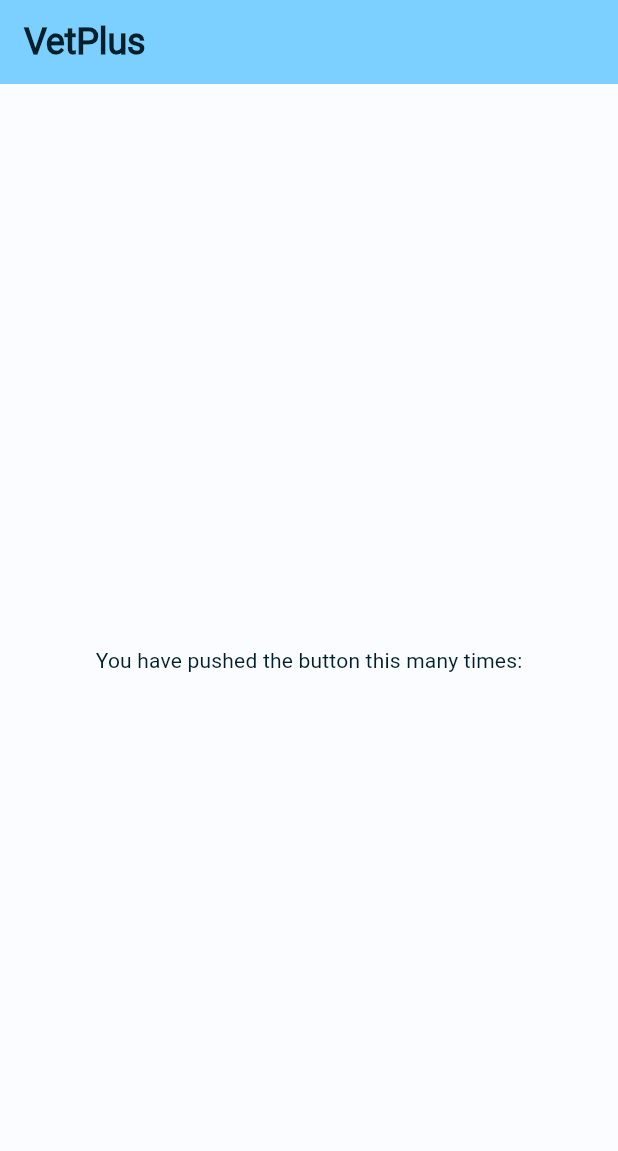
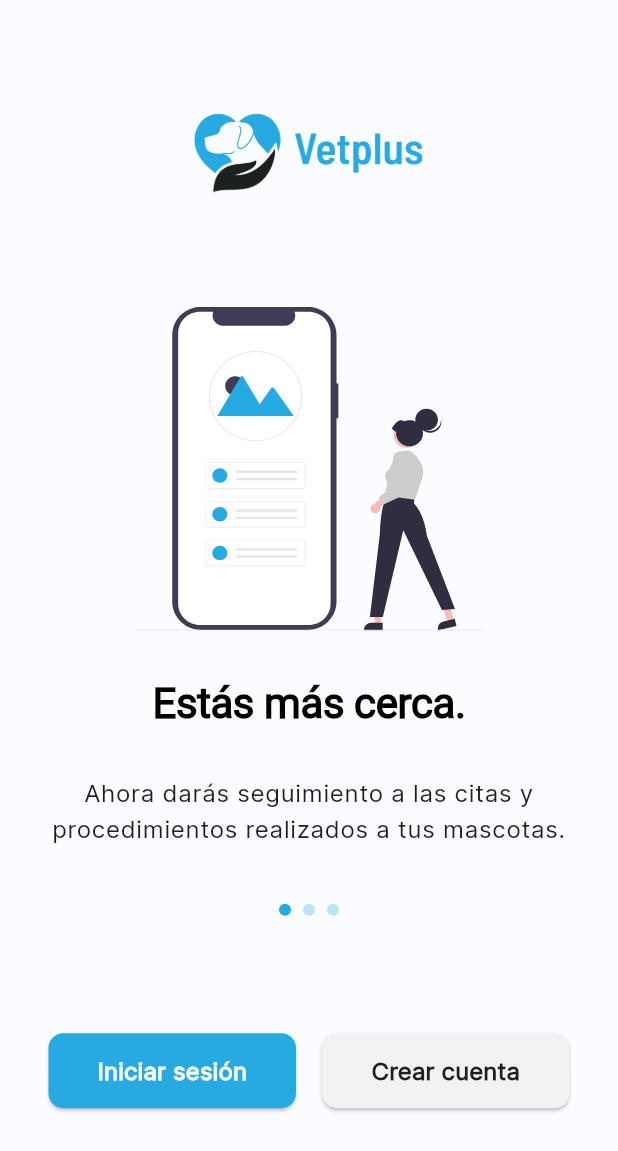
Before and after one commit to oduranc/vetplus-mobile, a Flutter app: the screen it shows after launch, on a phone screen of 412 x 824 dp. Shown: the top 1151 px of the screen. Run offline on Flutter 3.47's test engine with Material 2 defaults, Android fonts, the phone set to English and light mode, and no system bars; drawn by our look-alikes of carousel_slider; our stand-ins replace flutter_svg.

Commit message:
Add mobile welcome screen with carousel and buttons

```diff
--- /dev/null
+++ b/lib/dto/carousel_item_dto.dart
@@ -0,0 +1,29 @@
+class CarouselItemDTO {
+  final String image;
+  final String title;
+  final String description;
+
+  CarouselItemDTO(
+      {required this.image, required this.title, required this.description});
+}
+
+final items = [
+  CarouselItemDTO(
+    image: 'assets/images/helper-1.svg',
+    title: 'Estás más cerca.',
+    description:
+        'Ahora darás seguimiento a las citas y procedimientos realizados a tus mascotas.',
+  ),
+  CarouselItemDTO(
+    image: 'assets/images/helper-2.svg',
+    title: 'Conecta más.',
+    description:
+        'Puedes buscar los centros más cercanos por sus servicios ofrecidos y sus especialidades.',
+  ),
+  CarouselItemDTO(
+    image: 'assets/images/helper-3.svg',
+    title: 'Escuchamos tu opinión.',
+    description:
+        'Tenemos un espacio de sugerencias y valoración de nuestros centros veterinarios.',
+  ),
+];
--- a/lib/screens/welcome_screen.dart
+++ b/lib/screens/welcome_screen.dart
@@ -1,4 +1,6 @@
 import 'package:flutter/material.dart';
+import 'package:vetplus/theme/shapes.dart';
+import 'package:vetplus/widgets/welcome_carousel.dart';
 
 class WelcomeScreen extends StatefulWidget {
   const WelcomeScreen({super.key, required this.title});
@@ -13,21 +15,35 @@ class _WelcomeScreenState extends State<WelcomeScreen> {
   @override
   Widget build(BuildContext context) {
     return Scaffold(
-      appBar: AppBar(
-        backgroundColor: Theme.of(context).colorScheme.inversePrimary,
-        title: Text(widget.title),
-      ),
-      body: const Center(
-        child: Column(
-          mainAxisAlignment: MainAxisAlignment.center,
-          children: <Widget>[
-            Text(
-              'You have pushed the button this many times:',
-              style: TextStyle(
-                fontFamily: 'Roboto',
-              ),
+      body: SafeArea(
+        child: Center(
+          child: Padding(
+            padding: const EdgeInsets.only(bottom: 15, left: 15, right: 15),
+            child: Column(
+              mainAxisAlignment: MainAxisAlignment.spaceEvenly,
+              children: <Widget>[
+                Image.asset(
+                  'assets/images/vetplus-logo.png',
+                  height: 64,
+                ),
+                const WelcomeCarousel(),
+                Row(
+                  mainAxisAlignment: MainAxisAlignment.spaceEvenly,
+                  children: <Widget>[
+                    ElevatedButton(
+                      onPressed: () {},
+                      child: Text('Iniciar sesión'),
+                    ),
+                    ElevatedButton(
+                      onPressed: () {},
+                      child: Text('Crear cuenta'),
+                      style: secondaryElevatedButton.style,
+                    ),
+                  ],
+                )
+              ],
             ),
-          ],
+          ),
         ),
       ),
     );
--- a/lib/theme/colors.dart
+++ b/lib/theme/colors.dart
@@ -2,7 +2,7 @@ import 'package:flutter/material.dart';
 
 const lightColorScheme = ColorScheme(
   brightness: Brightness.light,
-  primary: Color(0xFF00668A),
+  primary: Color(0xFF27AAE1),
   onPrimary: Color(0xFFFFFFFF),
   primaryContainer: Color(0xFFC4E7FF),
   onPrimaryContainer: Color(0xFF001E2C),
@@ -18,12 +18,12 @@ const lightColorScheme = ColorScheme(
   errorContainer: Color(0xFFFFDAD6),
   onError: Color(0xFFFFFFFF),
   onErrorContainer: Color(0xFF410002),
-  background: Color(0xFFFAFCFF),
+  background: Color(0xFFFFFFFF),
   onBackground: Color(0xFF001F2A),
   surface: Color(0xFFFAFCFF),
   onSurface: Color(0xFF001F2A),
-  surfaceVariant: Color(0xFFDCE3E9),
-  onSurfaceVariant: Color(0xFF41484D),
+  surfaceVariant: Color(0xFFF2F2F3),
+  onSurfaceVariant: Color(0xFF1B2021),
   outline: Color(0xFF71787D),
   onInverseSurface: Color(0xFFE1F4FF),
   inverseSurface: Color(0xFF003547),
--- /dev/null
+++ b/lib/theme/shapes.dart
@@ -0,0 +1,29 @@
+import 'package:flutter/material.dart';
+import 'package:vetplus/theme/colors.dart';
+import 'package:vetplus/theme/typography.dart';
+
+final elevatedButtonTheme = ElevatedButtonThemeData(
+  style: ElevatedButton.styleFrom(
+    foregroundColor: Colors.white,
+    backgroundColor: lightColorScheme.primary,
+    minimumSize: const Size(165, 0),
+    padding: const EdgeInsets.symmetric(vertical: 15),
+    shape: RoundedRectangleBorder(
+      borderRadius: BorderRadius.circular(10),
+    ),
+    textStyle: bodyButton,
+  ),
+);
+
+final secondaryElevatedButton = ElevatedButtonThemeData(
+  style: ElevatedButton.styleFrom(
+    foregroundColor: lightColorScheme.onSurfaceVariant,
+    backgroundColor: lightColorScheme.surfaceVariant,
+    minimumSize: const Size(165, 0),
+    padding: const EdgeInsets.symmetric(vertical: 15),
+    shape: RoundedRectangleBorder(
+      borderRadius: BorderRadius.circular(10),
+    ),
+    textStyle: bodyButton,
+  ),
+);
--- /dev/null
+++ b/lib/widgets/carousel_item.dart
@@ -0,0 +1,40 @@
+import 'package:flutter/material.dart';
+import 'package:flutter_svg/flutter_svg.dart';
+import 'package:vetplus/theme/typography.dart';
+
+class CarouselItem extends StatelessWidget {
+  const CarouselItem({
+    Key? key,
+    required this.image,
+    required this.title,
+    required this.description,
+  }) : super(key: key);
+  final String image, title, description;
+
+  @override
+  Widget build(BuildContext context) {
+    return Column(
+      children: <Widget>[
+        Column(
+          mainAxisAlignment: MainAxisAlignment.center,
+          crossAxisAlignment: CrossAxisAlignment.center,
+          children: <Widget>[
+            SvgPicture.asset(image),
+            Padding(
+              padding: const EdgeInsets.symmetric(vertical: 34),
+              child: Text(title,
+                  style: titleCarousel, textAlign: TextAlign.center),
+            ),
+            Text(
+              description,
+              style: bodyCarousel.copyWith(
+                color: Theme.of(context).colorScheme.onSurfaceVariant,
+              ),
+              textAlign: TextAlign.center,
+            ),
+          ],
+        ),
+      ],
+    );
+  }
+}
--- /dev/null
+++ b/lib/widgets/welcome_carousel.dart
@@ -0,0 +1,69 @@
+import 'package:carousel_slider/carousel_slider.dart';
+import 'package:flutter/material.dart';
+import 'package:vetplus/dto/carousel_item_dto.dart';
+import 'package:vetplus/widgets/carousel_item.dart';
+
+class WelcomeCarousel extends StatefulWidget {
+  const WelcomeCarousel({Key? key}) : super(key: key);
+
+  @override
+  State<WelcomeCarousel> createState() => _WelcomeCarouselState();
+}
+
+class _WelcomeCarouselState extends State<WelcomeCarousel> {
+  int _current = 0;
+  final CarouselController _controller = CarouselController();
+
+  @override
+  Widget build(BuildContext context) {
+    return Column(
+      children: <Widget>[
+        CarouselSlider(
+          items: items.map((item) {
+            return Builder(
+              builder: (BuildContext context) {
+                return CarouselItem(
+                  image: item.image,
+                  title: item.title,
+                  description: item.description,
+                );
+              },
+            );
+          }).toList(),
+          carouselController: _controller,
+          options: CarouselOptions(
+            enableInfiniteScroll: false,
+            viewportFraction: 1,
+            height: 390,
+            onPageChanged: (index, reason) {
+              setState(() {
+                _current = index;
+              });
+            },
+          ),
+        ),
+        Row(
+          mainAxisAlignment: MainAxisAlignment.center,
+          children: items.asMap().entries.map((entry) {
+            return GestureDetector(
+              onTap: () => _controller.animateToPage(entry.key),
+              child: Container(
+                width: 8,
+                height: 8,
+                margin:
+                    const EdgeInsets.symmetric(vertical: 8.0, horizontal: 4.0),
+                decoration: BoxDecoration(
+                  shape: BoxShape.circle,
+                  color: Theme.of(context)
+                      .colorScheme
+                      .primary
+                      .withOpacity(_current == entry.key ? 1 : 0.3),
+                ),
+              ),
+            );
+          }).toList(),
+        ),
+      ],
+    );
+  }
+}
```
Also changed, not shown: lib/main.dart (+6 -1 lines), lib/theme/typography.dart (+17 -155 lines), pubspec.yaml (+8 -3 lines), assets/fonts/RobotoCondensed-Regular.ttf (added), assets/images/helper-1.svg (renamed from assets/images/first-helper.svg), assets/images/helper-2.svg (renamed from assets/images/second-helper.svg), assets/images/helper-3.svg (renamed from assets/images/third-helper.svg), assets/images/vetplus-logo.png (added), pubspec.lock.
